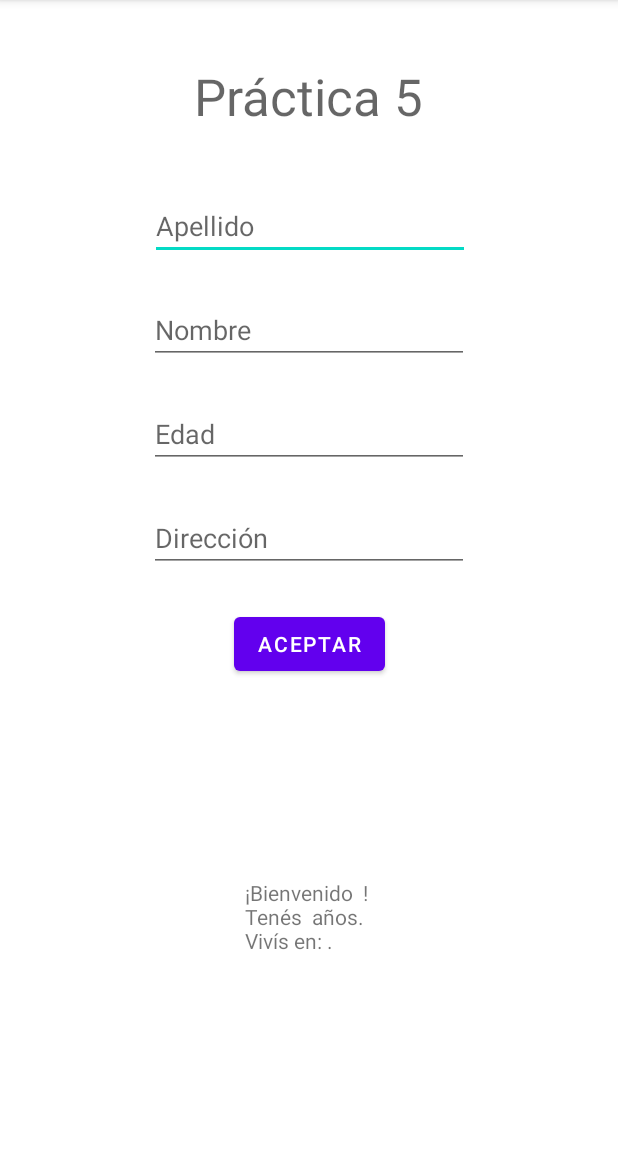
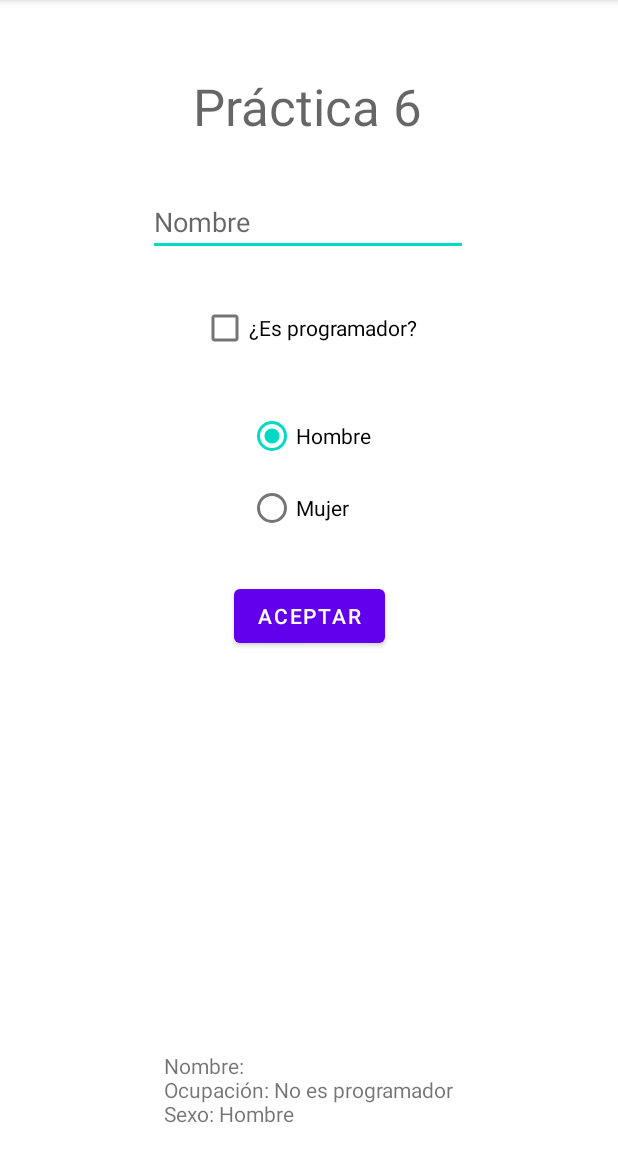
Before and after one commit to maximocanedo/PracticaAndroid, an Android app: the screen it shows after launch (MainActivity), after a tap on "ACEPTAR", on a phone screen of 412 x 824 dp, the part 84-1236 px from its top. Run offline under Robolectric (Android 15) with nearby library versions, the phone set to English and light mode, and no system bars.

Commit message:
Resolución práctica 6

```diff
--- a/app/src/main/java/com/max/practica5/MainActivity.java
+++ b/app/src/main/java/com/max/practica5/MainActivity.java
@@ -3,9 +3,13 @@ package com.max.practica5;
 import androidx.appcompat.app.AppCompatActivity;
 
 import android.os.Bundle;
+import android.text.Editable;
+import android.text.TextWatcher;
 import android.view.View;
 import android.widget.Button;
+import android.widget.CheckBox;
 import android.widget.EditText;
+import android.widget.RadioButton;
 import android.widget.TextView;
 
 public class MainActivity extends AppCompatActivity {
@@ -14,25 +18,38 @@ public class MainActivity extends AppCompatActivity {
     protected void onCreate(Bundle savedInstanceState) {
         super.onCreate(savedInstanceState);
         setContentView(R.layout.activity_main);
+        // Controles
+        EditText txtNombre = findViewById(R.id.txtNombre);
+        CheckBox cbEsProgramador = findViewById(R.id.cbEsProgramador);
+        RadioButton radioHombre = findViewById(R.id.radioHombre);
+        RadioButton radioMujer = findViewById(R.id.radioMujer);
+        TextView txtResultado = findViewById(R.id.txtResultado);
+        Button btnAceptar = findViewById(R.id.btnAceptar);
 
-        Button btnAceptar = findViewById(R.id.btnAceptar);
-        btnAceptar.setOnClickListener(new View.OnClickListener() {
+        txtNombre.addTextChangedListener(new TextWatcher() {
             @Override
-            public void onClick(View view) {
-                TextView txtResultado = findViewById(R.id.txtResultado);
-                EditText txtApellido = findViewById(R.id.txtApellido);
-                EditText txtNombre = findViewById(R.id.txtNombre);
-                EditText txtEdad = findViewById(R.id.txtEdad);
-                EditText txtDireccion = findViewById(R.id.txtDireccion);
-                String apellido = txtApellido.getText().toString();
-                String nombre = txtNombre.getText().toString();
-                String edad = txtEdad.getText().toString();
-                String direccion = txtDireccion.getText().toString();
-                String finalMessage = "¡Bienvenido " + nombre + " " + apellido + "! \n"
-                + "Tenés " + edad + " años. \nVivís en: " + direccion + ". ";
-                txtResultado.setText(finalMessage);
+            public void beforeTextChanged(CharSequence charSequence, int i, int i1, int i2) {
+                // Ocurre antes de que el texto se cambie.
+            }
+            @Override
+            public void onTextChanged(CharSequence charSequence, int i, int i1, int i2) {
+                // Justo cuando se cambia el texto
+                boolean estaVacio = (charSequence.toString().trim().length() == 0);
+                btnAceptar.setEnabled(!estaVacio);
+                txtNombre.setError((!estaVacio) ? null : "Completá este campo");
+            }
+            @Override
+            public void afterTextChanged(Editable editable) {
+                // Luego de que el texto se cambia
             }
         });
 
+        btnAceptar.setOnClickListener(view -> {
+            String salida = "";
+            salida += "Nombre: " + txtNombre.getText().toString() + "\n";
+            salida += "Ocupación: " + (String)(cbEsProgramador.isChecked()?"Programador":"No es programador") + "\n";
+            salida += "Sexo: " + (String)(radioHombre.isChecked()?"Hombre":"Mujer") + "\n";
+            txtResultado.setText(salida);
+        });
     }
 }
--- a/app/src/main/res/layout/activity_main.xml
+++ b/app/src/main/res/layout/activity_main.xml
@@ -10,61 +10,67 @@
         android:id="@+id/lbTitulo"
         android:layout_width="wrap_content"
         android:layout_height="wrap_content"
-        android:text="Práctica 5"
+        android:layout_marginTop="48dp"
+        android:text="Práctica 6"
         android:textAppearance="@style/TextAppearance.AppCompat.Display1"
-        app:layout_constraintBottom_toTopOf="@+id/txtApellido"
         app:layout_constraintEnd_toEndOf="parent"
+        app:layout_constraintHorizontal_bias="0.498"
         app:layout_constraintStart_toStartOf="parent"
         app:layout_constraintTop_toTopOf="parent" />
 
-    <EditText
-        android:id="@+id/txtApellido"
+    <TextView
+        android:id="@+id/txtResultado"
         android:layout_width="wrap_content"
         android:layout_height="wrap_content"
-        android:layout_marginTop="128dp"
-        android:ems="10"
-        android:hint="Apellido"
-        android:inputType="textPersonName"
+        app:layout_constraintBottom_toBottomOf="parent"
         app:layout_constraintEnd_toEndOf="parent"
-        app:layout_constraintHorizontal_bias="0.502"
-        app:layout_constraintStart_toStartOf="parent"
-        app:layout_constraintTop_toTopOf="parent" />
+        app:layout_constraintStart_toStartOf="parent" />
 
     <EditText
         android:id="@+id/txtNombre"
         android:layout_width="wrap_content"
         android:layout_height="wrap_content"
-        android:layout_marginTop="24dp"
+        android:layout_marginTop="32dp"
         android:ems="10"
         android:hint="Nombre"
         android:inputType="textPersonName"
         app:layout_constraintEnd_toEndOf="parent"
+        app:layout_constraintHorizontal_bias="0.497"
         app:layout_constraintStart_toStartOf="parent"
-        app:layout_constraintTop_toBottomOf="@+id/txtApellido" />
+        app:layout_constraintTop_toBottomOf="@+id/lbTitulo" />
 
-    <EditText
-        android:id="@+id/txtEdad"
+    <CheckBox
+        android:id="@+id/cbEsProgramador"
         android:layout_width="wrap_content"
         android:layout_height="wrap_content"
         android:layout_marginTop="24dp"
-        android:ems="10"
-        android:hint="Edad"
-        android:inputType="number"
+        android:text="¿Es programador?"
         app:layout_constraintEnd_toEndOf="parent"
         app:layout_constraintStart_toStartOf="parent"
         app:layout_constraintTop_toBottomOf="@+id/txtNombre" />
 
-    <EditText
-        android:id="@+id/txtDireccion"
+    <RadioGroup
+        android:id="@+id/radioGroup"
         android:layout_width="wrap_content"
         android:layout_height="wrap_content"
         android:layout_marginTop="24dp"
-        android:ems="10"
-        android:hint="Dirección"
-        android:inputType="textPersonName"
         app:layout_constraintEnd_toEndOf="parent"
         app:layout_constraintStart_toStartOf="parent"
-        app:layout_constraintTop_toBottomOf="@+id/txtEdad" />
+        app:layout_constraintTop_toBottomOf="@+id/cbEsProgramador">
+
+        <RadioButton
+            android:id="@+id/radioHombre"
+            android:layout_width="match_parent"
+            android:layout_height="wrap_content"
+            android:checked="true"
+            android:text="Hombre" />
+
+        <RadioButton
+            android:id="@+id/radioMujer"
+            android:layout_width="match_parent"
+            android:layout_height="wrap_content"
+            android:text="Mujer" />
+    </RadioGroup>
 
     <Button
         android:id="@+id/btnAceptar"
@@ -74,13 +80,13 @@
         android:text="Aceptar"
         app:layout_constraintEnd_toEndOf="parent"
         app:layout_constraintStart_toStartOf="parent"
-        app:layout_constraintTop_toBottomOf="@+id/txtDireccion" />
+        app:layout_constraintTop_toBottomOf="@+id/radioGroup" />
 
     <TextView
-        android:id="@+id/txtResultado"
+        android:id="@+id/lbResultado"
         android:layout_width="wrap_content"
         android:layout_height="wrap_content"
-        app:layout_constraintBottom_toBottomOf="parent"
+        app:layout_constraintBottom_toTopOf="@+id/txtResultado"
         app:layout_constraintEnd_toEndOf="parent"
         app:layout_constraintStart_toStartOf="parent"
         app:layout_constraintTop_toBottomOf="@+id/btnAceptar" />
```
